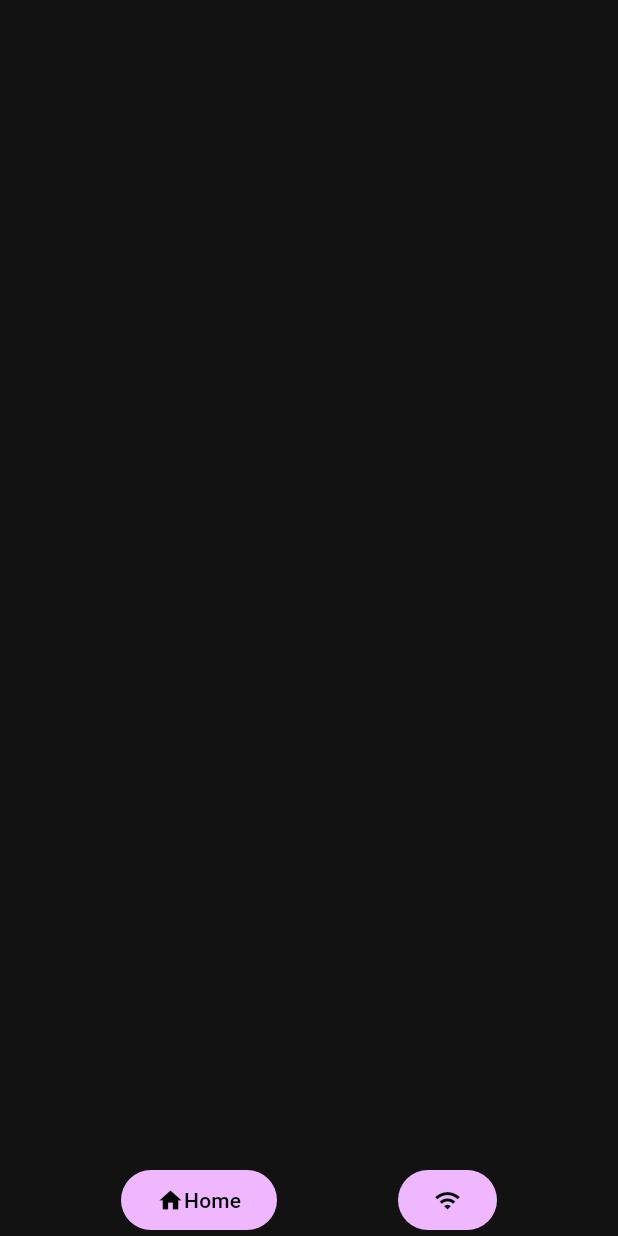
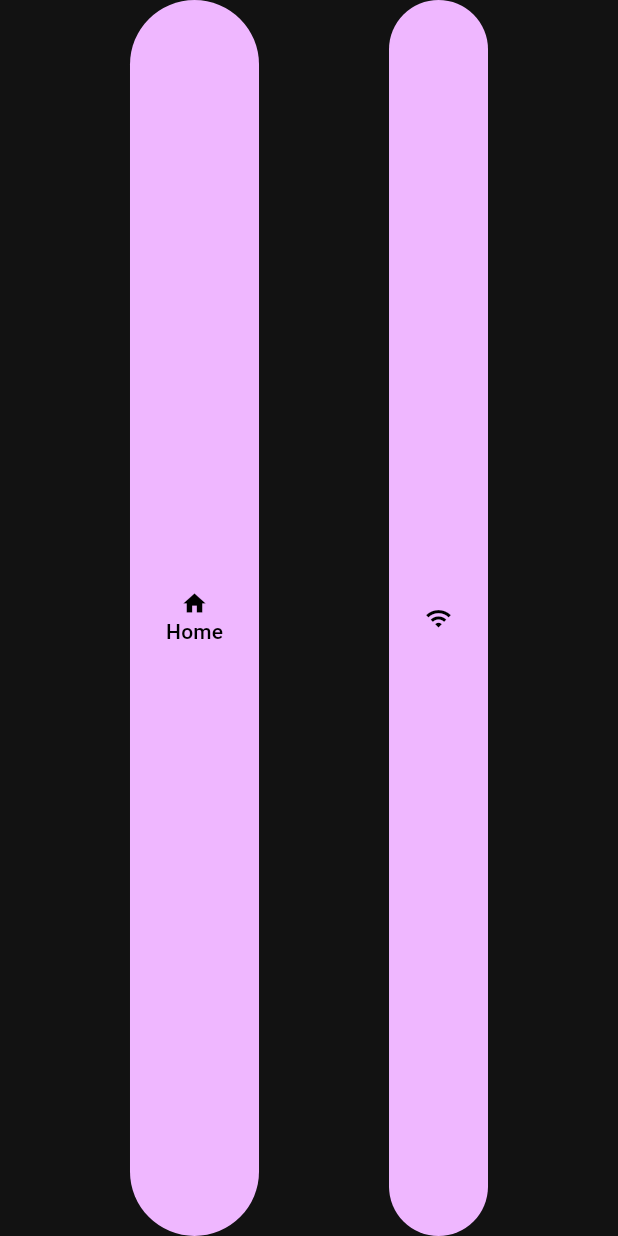
Before and after one commit to LawrenceWhalen/chronic-tracker, a Flutter app: the screen it shows after launch, on a phone screen of 412 x 824 dp. Run offline on Flutter 3.47's test engine with Material 3 defaults, Android fonts, the phone set to English and light mode, and no system bars; our stand-ins replace go_router.

Commit message:
refactor button to revome blank space when unlabled

```diff
--- a/lib/widgets/button_widgets.dart
+++ b/lib/widgets/button_widgets.dart
@@ -23,10 +23,12 @@ class _CustomNavigationBarButtonState extends State<CustomNavigationBarButton> {
           textDirection: TextDirection.ltr,
           child: FilledButton(
           onPressed: () => {context.go(widget.navButtonBuildModel.path)},
-          child: Row(
+              style: Theme.of(context).elevatedButtonTheme.style,
+          child: Column(
+            mainAxisAlignment: MainAxisAlignment.center,
             children: [
               Icon(widget.navButtonBuildModel.icon),
-              Text(widget.navButtonBuildModel.isCurrentLocation ? widget.navButtonBuildModel.label : ''),
+              widget.navButtonBuildModel.isCurrentLocation ? Text(widget.navButtonBuildModel.label) : Container(),
             ],
           )
       )
```
